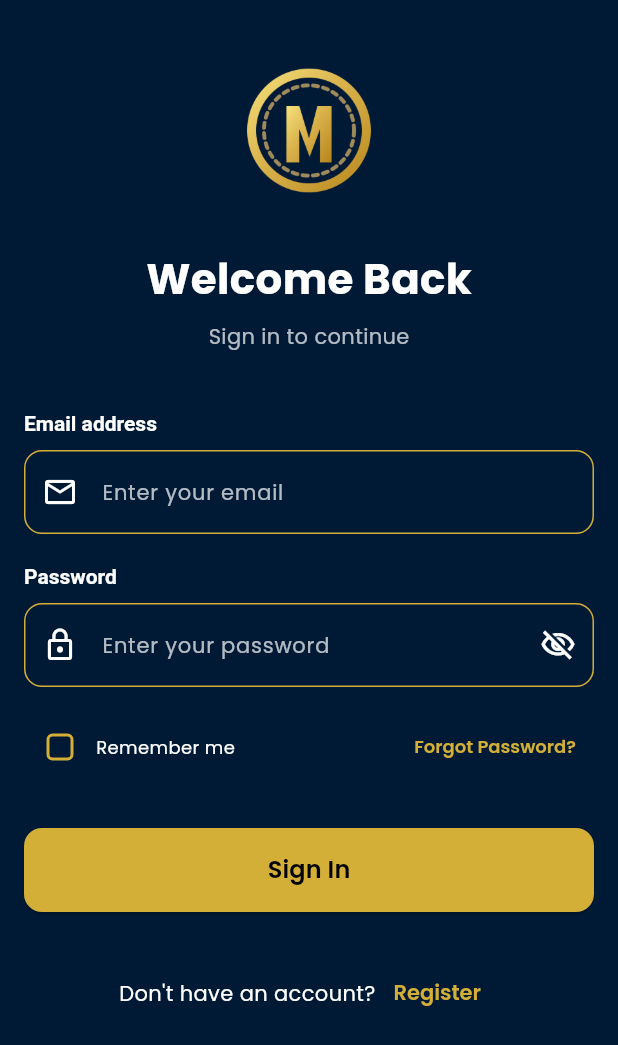
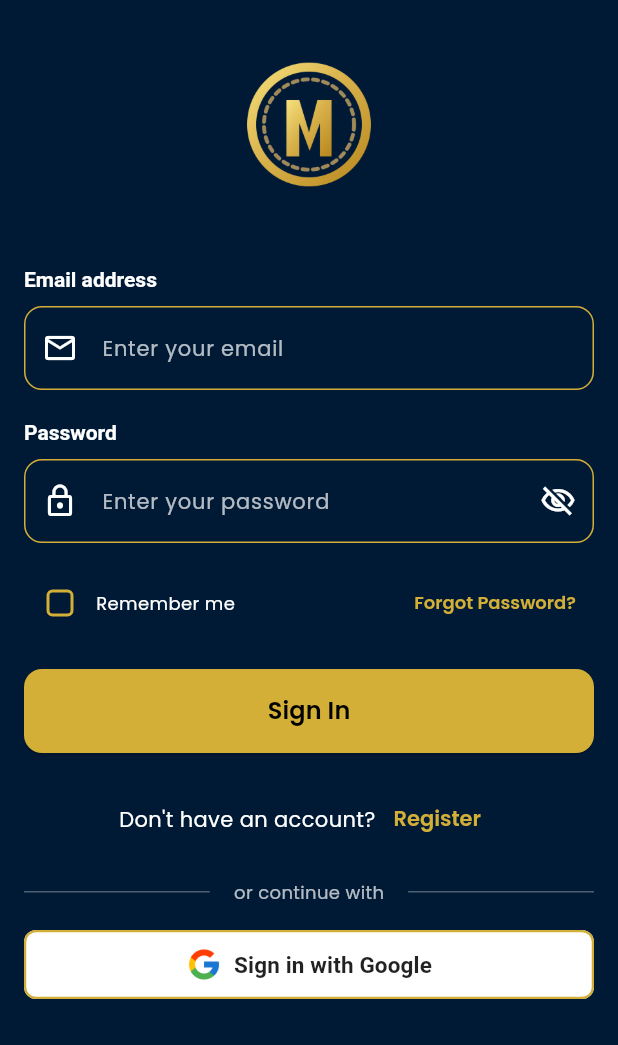
Before and after one commit to Asiffaiz/moinc-flutter, a Flutter app: the screen it shows after launch, on a phone screen of 412 x 824 dp. Shown: the top 1045 px of the screen. Run offline on Flutter 3.47's test engine with Material 3 defaults, Android fonts, the phone set to English and light mode, and no system bars; our stand-ins replace bloc, equatable, flutter_bloc, flutter_html, flutter_spinkit, flutter_svg and 9 more; missing offline and left inert: flutter_inappwebview, flutter_sficon, livekit_client, livekit_components; network calls fail; Roboto replaces fonts that are missing (montserrat); project files that could hold a hidden picture were left out.

```diff
--- a/lib/features/auth/presentation/login_screen.dart
+++ b/lib/features/auth/presentation/login_screen.dart
@@ -2,6 +2,7 @@ import 'package:flutter/material.dart';
 import 'package:moinc/config/constants.dart';
 import 'package:moinc/config/constants/strings.dart';
 import 'package:moinc/config/theme.dart';
+import 'package:moinc/features/auth/presentation/widgets/social_auth_buttons.dart';
 import 'package:moinc/utils/form_label.dart';
 
 class LoginScreen extends StatefulWidget {
@@ -68,7 +69,7 @@ class _LoginScreenState extends State<LoginScreen> {
             child: Column(
               crossAxisAlignment: CrossAxisAlignment.start,
               children: [
-                const SizedBox(height: 16),
+                const SizedBox(height: 12),
                 // Header
                 Center(
                   child: Column(
@@ -111,20 +112,20 @@ class _LoginScreenState extends State<LoginScreen> {
                           ),
                         ),
                       ),
-                      const SizedBox(height: 24),
-                      Text(
-                        'Welcome Back',
-                        style: AppTheme.headingLarge.copyWith(
-                          color: Colors.white,
-                        ),
-                      ),
-                      const SizedBox(height: 8),
-                      Text(
-                        'Sign in to continue',
-                        style: AppTheme.bodyMedium.copyWith(
-                          color: Colors.white70,
-                        ),
-                      ),
+                      // const SizedBox(height: 24),
+                      // Text(
+                      //   'Welcome Back',
+                      //   style: AppTheme.headingLarge.copyWith(
+                      //     color: Colors.white,
+                      //   ),
+                      // ),
+                      // const SizedBox(height: 8),
+                      // Text(
+                      //   'Sign in to continue',
+                      //   style: AppTheme.bodyMedium.copyWith(
+                      //     color: Colors.white70,
+                      //   ),
+                      // ),
                     ],
                   ),
                 ),
@@ -265,7 +266,7 @@ class _LoginScreenState extends State<LoginScreen> {
                           ),
                         ],
                       ),
-                      const SizedBox(height: 30),
+                      const SizedBox(height: 20),
 
                       // Login Button
                       SizedBox(
@@ -287,7 +288,7 @@ class _LoginScreenState extends State<LoginScreen> {
                                   : Text('Sign In', style: AppTheme.buttonText),
                         ),
                       ),
-                      const SizedBox(height: 30),
+                      const SizedBox(height: 20),
 
                       // Register Option
                       Row(
@@ -312,6 +313,8 @@ class _LoginScreenState extends State<LoginScreen> {
                           ),
                         ],
                       ),
+                      // Social auth buttons
+                      const SocialAuthButtons(),
                     ],
                   ),
                 ),
--- a/lib/features/auth/presentation/signup_screen.dart
+++ b/lib/features/auth/presentation/signup_screen.dart
@@ -354,9 +354,8 @@ class _SignUpScreenState extends State<SignUpScreen> {
                     children: [
                       Text(
                         AppStrings.signUp,
-                        style: Theme.of(
-                          context,
-                        ).textTheme.displayLarge?.copyWith(color: Colors.white),
+                        style: Theme.of(context).textTheme.displayMedium
+                            ?.copyWith(color: Colors.white),
                       ),
 
                       // const SizedBox(height: 8),
@@ -795,6 +794,7 @@ class _SignUpScreenState extends State<SignUpScreen> {
                           style: ElevatedButton.styleFrom(
                             backgroundColor: AppTheme.primaryColor,
                             foregroundColor: Colors.black,
+                            disabledBackgroundColor: Colors.grey.shade700,
                             padding: const EdgeInsets.symmetric(vertical: 16),
                             shape: RoundedRectangleBorder(
                               borderRadius: BorderRadius.circular(12),
--- a/lib/features/auth/presentation/widgets/social_auth_buttons.dart
+++ b/lib/features/auth/presentation/widgets/social_auth_buttons.dart
@@ -1,6 +1,7 @@
 import 'package:flutter/foundation.dart';
 import 'package:flutter/material.dart';
 import 'package:flutter_bloc/flutter_bloc.dart';
+import 'package:moinc/config/theme.dart';
 import 'dart:io' show Platform;
 
 import 'package:moinc/features/auth/presentation/bloc/auth_bloc.dart';
@@ -14,17 +15,17 @@ class SocialAuthButtons extends StatelessWidget {
     return Column(
       children: [
         const SizedBox(height: 16),
-        const Row(
+        Row(
           children: [
-            Expanded(child: Divider()),
+            Expanded(child: Divider(color: Colors.white30)),
             Padding(
               padding: EdgeInsets.symmetric(horizontal: 16),
               child: Text(
                 'or continue with',
-                style: TextStyle(color: Colors.grey, fontSize: 12),
+                style: TextStyle(color: Colors.white70, fontSize: 12),
               ),
             ),
-            Expanded(child: Divider()),
+            Expanded(child: Divider(color: Colors.white30)),
           ],
         ),
         const SizedBox(height: 16),
@@ -52,9 +53,11 @@ class _GoogleSignInButton extends StatelessWidget {
         context.read<AuthBloc>().add(const SignInWithGoogleRequested());
       },
       style: OutlinedButton.styleFrom(
-        padding: const EdgeInsets.symmetric(vertical: 12),
-        side: BorderSide(color: Colors.grey.shade300),
+        padding: const EdgeInsets.symmetric(vertical: 11),
+        side: BorderSide(color: AppTheme.primaryColor, width: 1.5),
+        backgroundColor: Colors.white,
         shape: RoundedRectangleBorder(borderRadius: BorderRadius.circular(8)),
+        elevation: 2,
       ),
       child: Row(
         mainAxisAlignment: MainAxisAlignment.center,
@@ -76,7 +79,8 @@ class _GoogleSignInButton extends StatelessWidget {
             'Sign in with Google',
             style: TextStyle(
               color: Colors.black87,
-              fontWeight: FontWeight.w500,
+              fontWeight: FontWeight.w600,
+              fontSize: 15,
             ),
           ),
         ],
--- a/lib/features/auth/presentation/widgets/social_auth_buttons_register.dart
+++ b/lib/features/auth/presentation/widgets/social_auth_buttons_register.dart
@@ -54,7 +54,7 @@ class _GoogleSignInButton extends StatelessWidget {
         context.read<AuthBloc>().add(const SignUpWithGoogleRequested());
       },
       style: OutlinedButton.styleFrom(
-        padding: const EdgeInsets.symmetric(vertical: 14),
+        padding: const EdgeInsets.symmetric(vertical: 11),
         side: BorderSide(color: AppTheme.primaryColor, width: 1.5),
         backgroundColor: Colors.white,
         shape: RoundedRectangleBorder(borderRadius: BorderRadius.circular(8)),
```
Also changed, not shown: 8 other files.
